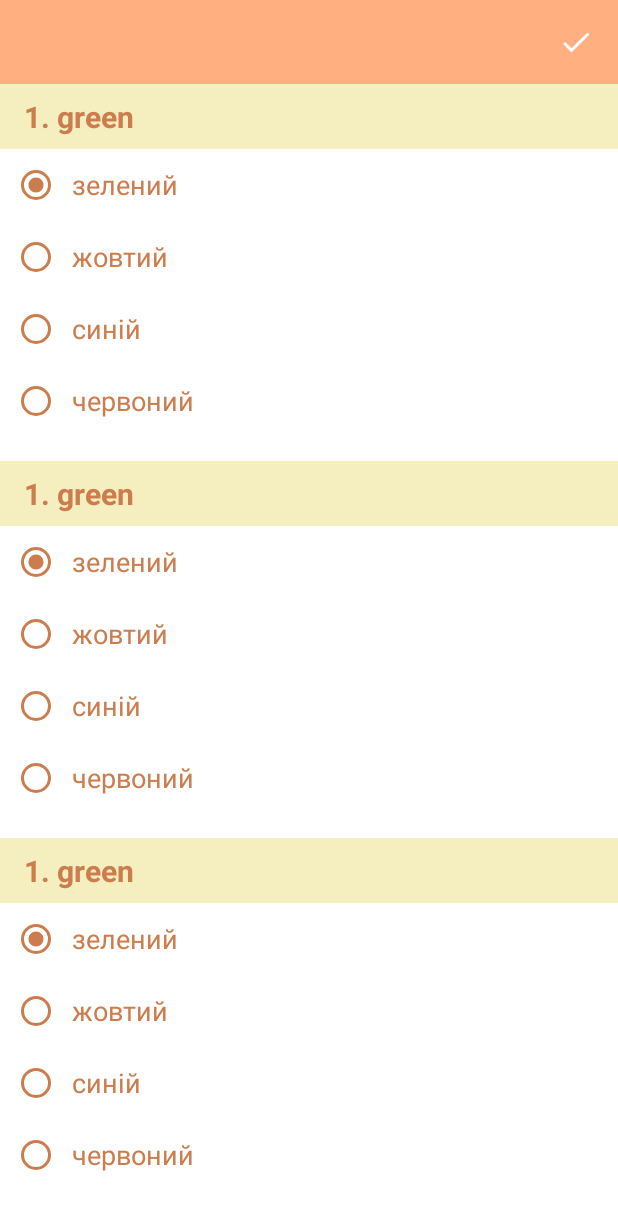
After one commit to mayada1994/MyDictionary, an Android app: the layout fragment_quiz.xml on its own in the app's theme, with its tools: preview values and no code run, on a phone screen of 412 x 824 dp. The commit adds this screen. Shown: the top 1210 px of the screen. Run offline under Robolectric (Android 15) with nearby library versions, the light colour scheme and no system bars.

Commit message:
Add QuizFragment

```diff
--- a/mvc/src/main/java/com/mayada1994/mydictionary/activities/MainActivity.kt
+++ b/mvc/src/main/java/com/mayada1994/mydictionary/activities/MainActivity.kt
@@ -36,7 +36,7 @@ class MainActivity : AppCompatActivity() {
 
     fun setFragment(fragment: Fragment) {
         supportFragmentManager.commit {
-            replace(R.id.main_container, fragment, fragment.javaClass.simpleName)
+            replace(R.id.main_container, fragment, fragment::class.java.simpleName)
         }
     }
 
--- a/mvc/src/main/java/com/mayada1994/mydictionary/db/dao/WordDao.kt
+++ b/mvc/src/main/java/com/mayada1994/mydictionary/db/dao/WordDao.kt
@@ -8,7 +8,7 @@ import io.reactivex.Single
 @Dao
 interface WordDao {
 
-    @Query("SELECT * FROM words WHERE language=:language")
+    @Query("SELECT * FROM words WHERE language=:language ORDER BY name")
     fun getWordsByLanguage(language: String): Single<List<Word>>
 
     @Insert(onConflict = OnConflictStrategy.REPLACE)
--- a/mvc/src/main/java/com/mayada1994/mydictionary/entities/Statistics.kt
+++ b/mvc/src/main/java/com/mayada1994/mydictionary/entities/Statistics.kt
@@ -14,7 +14,8 @@ import androidx.room.PrimaryKey
     )]
 )
 data class Statistics(
-    @PrimaryKey val id: Int,
+    @PrimaryKey(autoGenerate = true) val id: Int = 0,
+    val result: String,
     val timestamp: Long,
     val language: String
 )
--- a/mvc/src/main/java/com/mayada1994/mydictionary/fragments/MainFragment.kt
+++ b/mvc/src/main/java/com/mayada1994/mydictionary/fragments/MainFragment.kt
@@ -50,7 +50,7 @@ class MainFragment : Fragment() {
                     R.id.quiz_menu_item -> {
                         selectedMenuItemId = 1
                         clearFragments()
-//                        setFragmentWithoutAddingToBackStack(QuizFragment())
+                        setFragmentWithoutAddingToBackStack(QuizFragment())
                     }
                     R.id.languageContainer -> {
                         selectedMenuItemId = 2
@@ -76,13 +76,13 @@ class MainFragment : Fragment() {
         }
         parentFragmentManager.commit {
             addToBackStack(null)
-            replace(R.id.container, fragment, fragment.javaClass.simpleName)
+            replace(R.id.container, fragment, fragment::class.java.simpleName)
         }
     }
 
     private fun setFragmentWithoutAddingToBackStack(fragment: Fragment) {
         parentFragmentManager.commit {
-            replace(R.id.container, fragment, fragment.javaClass.simpleName)
+            replace(R.id.container, fragment, fragment::class.java.simpleName)
         }
     }
 
--- /dev/null
+++ b/mvc/src/main/res/drawable/ic_done.xml
@@ -0,0 +1,10 @@
+<vector xmlns:android="http://schemas.android.com/apk/res/android"
+    android:width="24dp"
+    android:height="24dp"
+    android:viewportWidth="24"
+    android:viewportHeight="24"
+    android:tint="@color/white">
+  <path
+      android:fillColor="@android:color/white"
+      android:pathData="M9,16.2L4.8,12l-1.4,1.4L9,19 21,7l-1.4,-1.4L9,16.2z"/>
+</vector>
--- /dev/null
+++ b/mvc/src/main/res/layout/fragment_quiz.xml
@@ -0,0 +1,52 @@
+<?xml version="1.0" encoding="utf-8"?>
+<androidx.constraintlayout.widget.ConstraintLayout xmlns:android="http://schemas.android.com/apk/res/android"
+    xmlns:tools="http://schemas.android.com/tools"
+    android:layout_width="match_parent"
+    android:layout_height="match_parent"
+    xmlns:app="http://schemas.android.com/apk/res-auto"
+    tools:context=".fragments.QuizFragment">
+
+    <include
+        android:id="@+id/toolbar"
+        layout="@layout/layout_toolbar"
+        app:layout_constraintEnd_toEndOf="parent"
+        app:layout_constraintStart_toStartOf="parent"
+        app:layout_constraintTop_toTopOf="parent" />
+
+    <androidx.appcompat.widget.AppCompatImageView
+        android:id="@+id/btnResult"
+        android:layout_width="wrap_content"
+        android:layout_height="wrap_content"
+        android:layout_marginEnd="@dimen/standard_margin"
+        android:src="@drawable/ic_done"
+        app:layout_constraintBottom_toBottomOf="@id/toolbar"
+        app:layout_constraintEnd_toEndOf="@id/toolbar"
+        app:layout_constraintTop_toTopOf="@id/toolbar" />
+
+    <androidx.recyclerview.widget.RecyclerView
+        android:id="@+id/questionsRecyclerView"
+        android:layout_width="0dp"
+        android:layout_height="0dp"
+        app:layoutManager="androidx.recyclerview.widget.LinearLayoutManager"
+        app:layout_constraintBottom_toBottomOf="parent"
+        app:layout_constraintEnd_toEndOf="parent"
+        app:layout_constraintStart_toStartOf="parent"
+        tools:listitem="@layout/item_question"
+        app:layout_constraintTop_toBottomOf="@id/toolbar" />
+
+    <androidx.appcompat.widget.AppCompatTextView
+        android:id="@+id/txtPlaceholder"
+        android:layout_width="0dp"
+        android:layout_height="0dp"
+        android:layout_margin="@dimen/standard_margin"
+        android:gravity="center"
+        android:text="@string/quiz_words_placeholder_message"
+        android:textColor="@color/raw_sienna"
+        android:textSize="36sp"
+        android:visibility="gone"
+        app:layout_constraintBottom_toBottomOf="parent"
+        app:layout_constraintEnd_toEndOf="parent"
+        app:layout_constraintStart_toStartOf="parent"
+        app:layout_constraintTop_toBottomOf="@id/toolbar" />
+
+</androidx.constraintlayout.widget.ConstraintLayout>
--- /dev/null
+++ b/mvc/src/main/res/layout/item_question.xml
@@ -0,0 +1,78 @@
+<?xml version="1.0" encoding="utf-8"?>
+<androidx.constraintlayout.widget.ConstraintLayout xmlns:android="http://schemas.android.com/apk/res/android"
+    xmlns:app="http://schemas.android.com/apk/res-auto"
+    xmlns:tools="http://schemas.android.com/tools"
+    android:layout_width="match_parent"
+    android:layout_height="wrap_content"
+    android:paddingBottom="@dimen/standard_margin">
+
+    <androidx.appcompat.widget.AppCompatTextView
+        android:id="@+id/txtWord"
+        android:layout_width="match_parent"
+        android:layout_height="wrap_content"
+        android:background="@color/corn_field"
+        android:paddingHorizontal="@dimen/standard_margin"
+        android:paddingVertical="@dimen/small_margin"
+        android:textColor="@color/raw_sienna"
+        android:textSize="20sp"
+        android:textStyle="bold"
+        app:layout_constraintTop_toTopOf="parent"
+        tools:text="1. green" />
+
+    <RadioGroup
+        android:id="@+id/groupAnswers"
+        android:layout_width="match_parent"
+        android:layout_height="wrap_content"
+        android:paddingHorizontal="@dimen/small_margin"
+        app:layout_constraintEnd_toEndOf="parent"
+        app:layout_constraintStart_toStartOf="parent"
+        app:layout_constraintTop_toBottomOf="@id/txtWord">
+
+        <androidx.appcompat.widget.AppCompatRadioButton
+            android:id="@+id/btnFirstAnswer"
+            android:layout_width="match_parent"
+            android:layout_height="wrap_content"
+            android:buttonTint="@color/raw_sienna"
+            android:gravity="center_vertical"
+            android:paddingHorizontal="@dimen/small_margin"
+            android:textColor="@color/raw_sienna"
+            android:textSize="18sp"
+            tools:checked="true"
+            tools:text="зелений" />
+
+        <androidx.appcompat.widget.AppCompatRadioButton
+            android:id="@+id/btnSecondAnswer"
+            android:layout_width="match_parent"
+            android:layout_height="wrap_content"
+            android:buttonTint="@color/raw_sienna"
+            android:gravity="center_vertical"
+            android:paddingHorizontal="@dimen/small_margin"
+            android:textColor="@color/raw_sienna"
+            android:textSize="18sp"
+            tools:text="жовтий" />
+
+        <androidx.appcompat.widget.AppCompatRadioButton
+            android:id="@+id/btnThirdAnswer"
+            android:layout_width="match_parent"
+            android:layout_height="wrap_content"
+            android:buttonTint="@color/raw_sienna"
+            android:gravity="center_vertical"
+            android:paddingHorizontal="@dimen/small_margin"
+            android:textColor="@color/raw_sienna"
+            android:textSize="18sp"
+            tools:text="синій" />
+
+        <androidx.appcompat.widget.AppCompatRadioButton
+            android:id="@+id/btnFourthAnswer"
+            android:layout_width="match_parent"
+            android:layout_height="wrap_content"
+            android:buttonTint="@color/raw_sienna"
+            android:gravity="center_vertical"
+            android:paddingHorizontal="@dimen/small_margin"
+            android:textColor="@color/raw_sienna"
+            android:textSize="18sp"
+            tools:text="червоний" />
+
+    </RadioGroup>
+
+</androidx.constraintlayout.widget.ConstraintLayout>
--- a/mvc/src/main/res/values/strings.xml
+++ b/mvc/src/main/res/values/strings.xml
@@ -22,7 +22,8 @@
     <string name="quiz_menu_item">Тест</string>
     <string name="languages_menu_item">Мови</string>
     <string name="statistics_menu_item">Статистика</string>
-    <string name="words_placeholder_message">Словник пустий. Будь ласка, додейте слова за допомогою хрестика на панелі зверху.</string>
+    <string name="words_placeholder_message">Словник пустий. Будь ласка, додайте слова за допомогою хрестика на панелі зверху.</string>
+    <string name="quiz_words_placeholder_message">Недостатньо слів. Щоб пройти тест в словнику повинно бути мінімум 4 слова. Будь ласка, додайте слова на сторінці \"Словник\".</string>
     <string name="add_new_word_prompt">Додати нове слово</string>
     <string name="word">Слово</string>
     <string name="translation">Переклад</string>
```
Also changed, not shown: mvc/src/main/java/com/mayada1994/mydictionary/adapters/QuizAdapter.kt (added, +44 -0 lines), mvc/src/main/java/com/mayada1994/mydictionary/fragments/QuizFragment.kt (added, +185 -0 lines), mvc/src/main/java/com/mayada1994/mydictionary/items/QuestionItem.kt (added, +9 -0 lines), mvc/src/main/res/drawable/ic_tophy.xml (added, +18 -0 lines).
